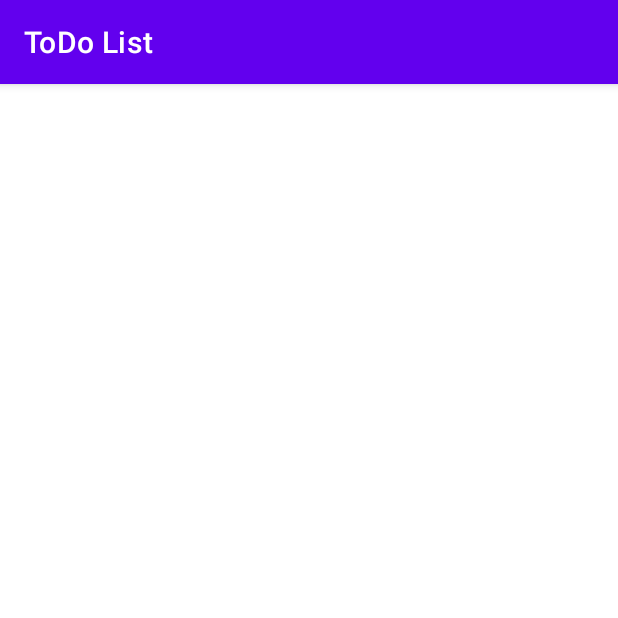
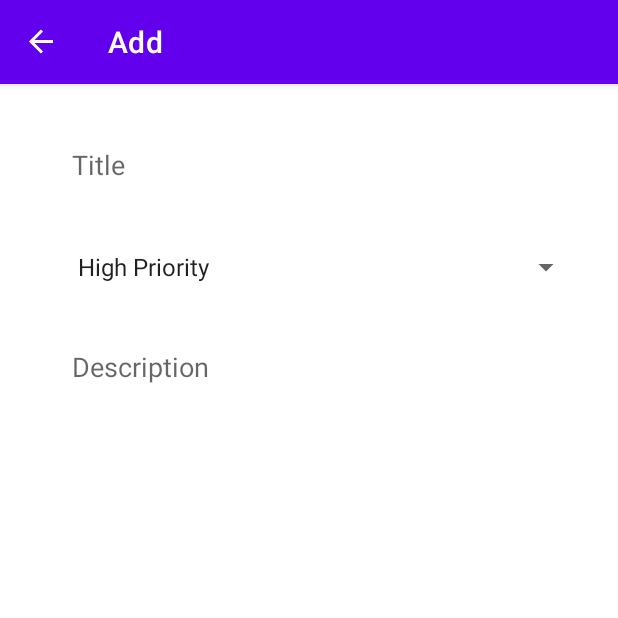
Before and after one commit to IrinaBBB/ToDoList-Android-, an Android app: the AddFragment screen opened through its navigation route, on a phone screen of 412 x 824 dp, the top half of it. Run offline under Robolectric (Android 15) with nearby library versions, the phone set to English and light mode, and no system bars; our stand-ins replace navigation-ui.

```diff
--- a/app/build.gradle
+++ b/app/build.gradle
@@ -53,4 +53,5 @@ dependencies {
     implementation "androidx.navigation:navigation-fragment-ktx:2.4.0-alpha06"
     implementation "androidx.navigation:navigation-ui-ktx:2.4.0-alpha06"
 
+
 }
--- a/app/src/main/java/ru/irinavb/todolist/MainActivity.kt
+++ b/app/src/main/java/ru/irinavb/todolist/MainActivity.kt
@@ -2,10 +2,29 @@ package ru.irinavb.todolist
 
 import androidx.appcompat.app.AppCompatActivity
 import android.os.Bundle
+import androidx.navigation.NavController
+import androidx.navigation.findNavController
+import androidx.navigation.fragment.NavHostFragment
+import androidx.navigation.ui.setupActionBarWithNavController
+import ru.irinavb.todolist.databinding.ActivityMainBinding
 
 class MainActivity : AppCompatActivity() {
+
+    private lateinit var binding: ActivityMainBinding
+    private lateinit var navHostFragment: NavHostFragment
+    private lateinit var navController: NavController
+
     override fun onCreate(savedInstanceState: Bundle?) {
         super.onCreate(savedInstanceState)
-        setContentView(R.layout.activity_main)
+        binding = ActivityMainBinding.inflate(layoutInflater)
+        navHostFragment = supportFragmentManager.findFragmentById(R.id.nav_host_fragment) as NavHostFragment
+        navController = navHostFragment.navController
+        setContentView(binding.root)
+
+        setupActionBarWithNavController(navController)
+    }
+
+    override fun onSupportNavigateUp(): Boolean {
+        return navController.navigateUp() || super.onSupportNavigateUp()
     }
 }
--- a/app/src/main/java/ru/irinavb/todolist/fragments/list/ListFragment.kt
+++ b/app/src/main/java/ru/irinavb/todolist/fragments/list/ListFragment.kt
@@ -5,14 +5,30 @@ import androidx.fragment.app.Fragment
 import android.view.LayoutInflater
 import android.view.View
 import android.view.ViewGroup
+import androidx.navigation.fragment.findNavController
 import ru.irinavb.todolist.R
+import ru.irinavb.todolist.databinding.FragmentListBinding
+
+
+import androidx.navigation.fragment.NavHostFragment
+
 
 class ListFragment : Fragment() {
+
+    private lateinit var binding: FragmentListBinding
+    private lateinit var navHostFragment: NavHostFragment
 
     override fun onCreateView(
         inflater: LayoutInflater, container: ViewGroup?,
         savedInstanceState: Bundle?
-    ): View? {
-        return inflater.inflate(R.layout.fragment_list, container, false)
+    ): View {
+        binding = FragmentListBinding.inflate(inflater, container, false)
+        navHostFragment = activity?.supportFragmentManager?.findFragmentById(R.id.nav_host_fragment) as NavHostFragment
+
+        binding.floatingActionButton.setOnClickListener {
+            findNavController().navigate(R.id.action_listFragment_to_addFragment)
+        }
+
+        return binding.root
     }
 }
--- a/app/src/main/res/layout/fragment_add.xml
+++ b/app/src/main/res/layout/fragment_add.xml
@@ -1,11 +1,57 @@
 <?xml version="1.0" encoding="utf-8"?>
-<FrameLayout xmlns:android="http://schemas.android.com/apk/res/android"
+<androidx.constraintlayout.widget.ConstraintLayout xmlns:android="http://schemas.android.com/apk/res/android"
     xmlns:app="http://schemas.android.com/apk/res-auto"
     xmlns:tools="http://schemas.android.com/tools"
     android:layout_width="match_parent"
     android:layout_height="match_parent"
+    android:padding="24dp"
     tools:context=".fragments.add.AddFragment">
 
 
+    <EditText
+        android:id="@+id/title_edit_text"
+        android:layout_width="0dp"
+        android:layout_height="60dp"
+        android:ems="10"
+        android:paddingStart="24dp"
+        android:paddingEnd="24dp"
+        android:hint="@string/title"
+        android:background="@android:color/transparent"
+        android:inputType="textPersonName"
+        app:layout_constraintEnd_toEndOf="parent"
+        app:layout_constraintStart_toStartOf="parent"
+        app:layout_constraintTop_toTopOf="parent"
+        android:autofillHints="" />
 
-</FrameLayout>
+    <Spinner
+        android:id="@+id/priorities_spinner"
+        android:entries="@array/priorities"
+        android:layout_width="0dp"
+        android:layout_height="60dp"
+        android:layout_marginTop="8dp"
+        android:paddingStart="20dp"
+        android:paddingEnd="20dp"
+        app:layout_constraintEnd_toEndOf="parent"
+        app:layout_constraintStart_toStartOf="parent"
+        app:layout_constraintTop_toBottomOf="@+id/title_edit_text" />
+
+    <EditText
+        android:id="@+id/description_edit_text"
+        android:layout_width="0dp"
+        android:layout_height="0dp"
+        android:layout_marginTop="8dp"
+        android:ems="10"
+        android:inputType="textMultiLine"
+        android:hint="@string/description"
+        android:gravity="top|start"
+        android:paddingStart="24dp"
+        android:paddingEnd="24dp"
+        android:paddingTop="16dp"
+        android:background="@android:color/transparent"
+        app:layout_constraintBottom_toBottomOf="parent"
+        app:layout_constraintEnd_toEndOf="parent"
+        app:layout_constraintStart_toStartOf="parent"
+        app:layout_constraintTop_toBottomOf="@+id/priorities_spinner"
+        android:autofillHints="" />
+
+</androidx.constraintlayout.widget.ConstraintLayout>
--- a/app/src/main/res/navigation/my_nav.xml
+++ b/app/src/main/res/navigation/my_nav.xml
@@ -7,8 +7,8 @@
     <fragment
         android:id="@+id/listFragment"
         android:name="ru.irinavb.todolist.fragments.list.ListFragment"
-        android:label="fragment_list"
-        tools:layout="@layout/fragment_list" >
+        android:label="To Do List"
+        tools:layout="@layout/fragment_list">
         <action
             android:id="@+id/action_listFragment_to_addFragment"
             app:destination="@id/addFragment" />
@@ -19,8 +19,8 @@
     <fragment
         android:id="@+id/addFragment"
         android:name="ru.irinavb.todolist.fragments.add.AddFragment"
-        android:label="fragment_add"
-        tools:layout="@layout/fragment_add" >
+        android:label="Add"
+        tools:layout="@layout/fragment_add">
         <action
             android:id="@+id/action_addFragment_to_listFragment"
             app:destination="@id/listFragment" />
@@ -28,8 +28,8 @@
     <fragment
         android:id="@+id/updateFragment"
         android:name="ru.irinavb.todolist.fragments.update.UpdateFragment"
-        android:label="fragment_update"
-        tools:layout="@layout/fragment_update" >
+        android:label="Update"
+        tools:layout="@layout/fragment_update">
         <action
             android:id="@+id/action_updateFragment_to_listFragment"
             app:destination="@id/listFragment" />
--- a/app/src/main/res/values/strings.xml
+++ b/app/src/main/res/values/strings.xml
@@ -5,4 +5,12 @@
     <string name="empty_icon">Empty Icon</string>
     <string name="add_button">add button</string>
     <string name="no_data">No Data</string>
+    <string name="title">Title</string>
+    <string name="description">Description</string>
+
+    <string-array name="priorities">
+        <item>High Priority</item>
+        <item>Medium Priority</item>
+        <item>Low Priority</item>
+    </string-array>
 </resources>
```
